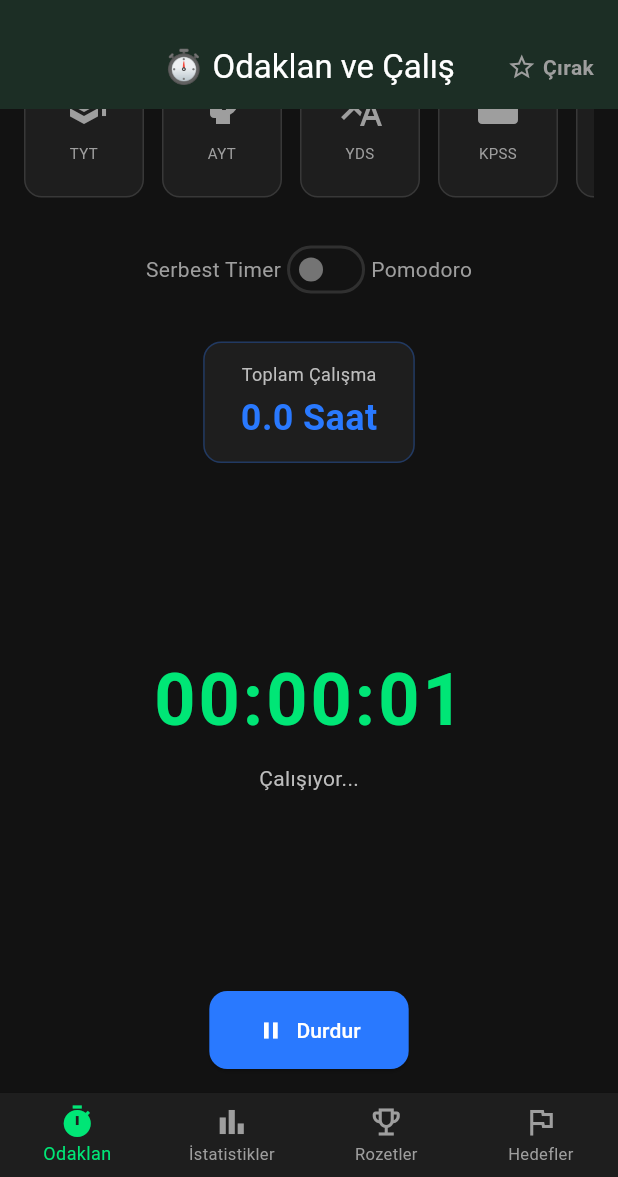
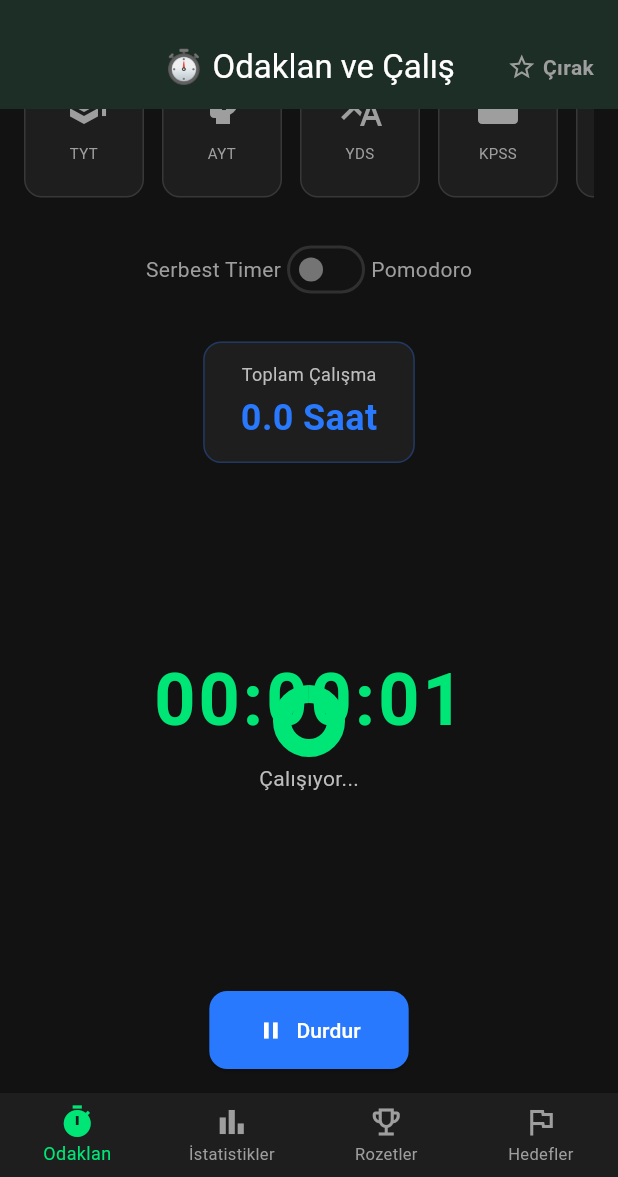
Before and after one commit to Cezeri73/studyvictory, a Flutter app: the screen it shows after launch, scrolled down 259 dp, after a tap on "Başla", on a phone screen of 412 x 824 dp, the part 59-1236 px from its top. Run offline on Flutter 3.47's test engine with Material 3 defaults, Android fonts, the phone set to English and light mode, and no system bars; our stand-ins replace fl_chart, shared_preferences.

Commit message:
Remove thick border from badges - thinner border and lower opacity

```diff
--- a/lib/main.dart
+++ b/lib/main.dart
@@ -393,16 +393,8 @@ class _FocusScreenState extends State<FocusScreen> {
 
   Future<void> _startTimer() async {
     try {
-      // Eğer zaten çalışıyorsa, bir şey yapma
-      if (_isRunning) return;
-
-      // Eğer durdurulmuş timer varsa (_elapsed > 0 veya Pomodoro değerleri sıfır değilse), kaldığı yerden devam et
-      final hasResumeValue = !_isPomodoroMode && _elapsed.inSeconds > 0;
-      final hasPomodoroResumeValue = _isPomodoroMode && (_pomodoroMinutes > 0 || _pomodoroSeconds > 0);
-
-      if (!hasResumeValue && !hasPomodoroResumeValue) {
-        // Yeni timer başlat (sıfırdan)
-        if (_isPomodoroMode) {
+      if (_isPomodoroMode && !_isRunning) {
+        // Pomodoro modunda başlat
         final prefs = await SharedPreferences.getInstance();
         setState(() {
           if (_isBreakTime) {
@@ -411,21 +403,12 @@ class _FocusScreenState extends State<FocusScreen> {
             _pomodoroMinutes = prefs.getInt('pomodoro_minutes') ?? 25;
           }
           _pomodoroSeconds = 0;
-            _elapsed = Duration.zero;
-          });
-        } else {
-          setState(() {
-            _elapsed = Duration.zero;
-          });
-        }
-      }
-
-      // Timer'ı başlat (kaldığı yerden veya sıfırdan)
+        });
+      }
+
       setState(() {
         _isRunning = true;
-        if (_elapsed.inSeconds == 0) {
         _startTime = DateTime.now();
-        }
       });
 
       _timer?.cancel();
@@ -868,11 +851,26 @@ class _FocusScreenState extends State<FocusScreen> {
                   ),
                   const SizedBox(height: 32),
 
-                  // Sayaç (Dairesel Progress kaldırıldı - dikkat dağıtıcıydı)
+                  // Dairesel Progress Bar ve Sayaç
                   SizedBox(
                     width: 280,
                     height: 280,
-                    child: Column(
+                    child: Stack(
+                      alignment: Alignment.center,
+                      children: [
+                        // Progress Circle
+                        CircularProgressIndicator(
+                          value: progress.clamp(0.0, 1.0),
+                          strokeWidth: 12,
+                          backgroundColor: const Color(0xFF1E1E1E),
+                          valueColor: AlwaysStoppedAnimation<Color>(
+                            _isPomodoroMode && _isBreakTime
+                                ? const Color(0xFF2979FF)
+                                : const Color(0xFF00E676),
+                          ),
+                        ),
+                        // Sayaç
+                        Column(
                           mainAxisAlignment: MainAxisAlignment.center,
                           children: [
                             Text(
@@ -903,6 +901,8 @@ class _FocusScreenState extends State<FocusScreen> {
                                   fontSize: 12,
                                   color: Colors.grey[500],
                                 ),
+                              ),
+                          ],
                         ),
                       ],
                     ),
@@ -1497,19 +1497,20 @@ class _AchievementsScreenState extends State<AchievementsScreen> {
                   return Container(
                     decoration: BoxDecoration(
                       color: isUnlocked
-                          ? (badge['color'] as Color).withOpacity(0.2)
+                          ? (badge['color'] as Color).withOpacity(0.15)
                           : const Color(0xFF1E1E1E),
                       borderRadius: BorderRadius.circular(12),
                       border: Border.all(
                         color: isUnlocked
-                            ? badge['color'] as Color
+                            ? (badge['color'] as Color).withOpacity(0.5)
                             : Colors.grey.withOpacity(0.2),
-                        width: isUnlocked ? 2 : 1,
+                        width: 1,
                       ),
                     ),
                     child: Column(
                       mainAxisAlignment: MainAxisAlignment.center,
                       children: [
+                        // Rozet ikonu - yuvarlak overlay olmadan
                         Icon(
                           badge['icon'] as IconData,
                           color: isUnlocked
```
Also changed, not shown: 3 other files. Lines whose indentation alone changed are shown as unchanged.
